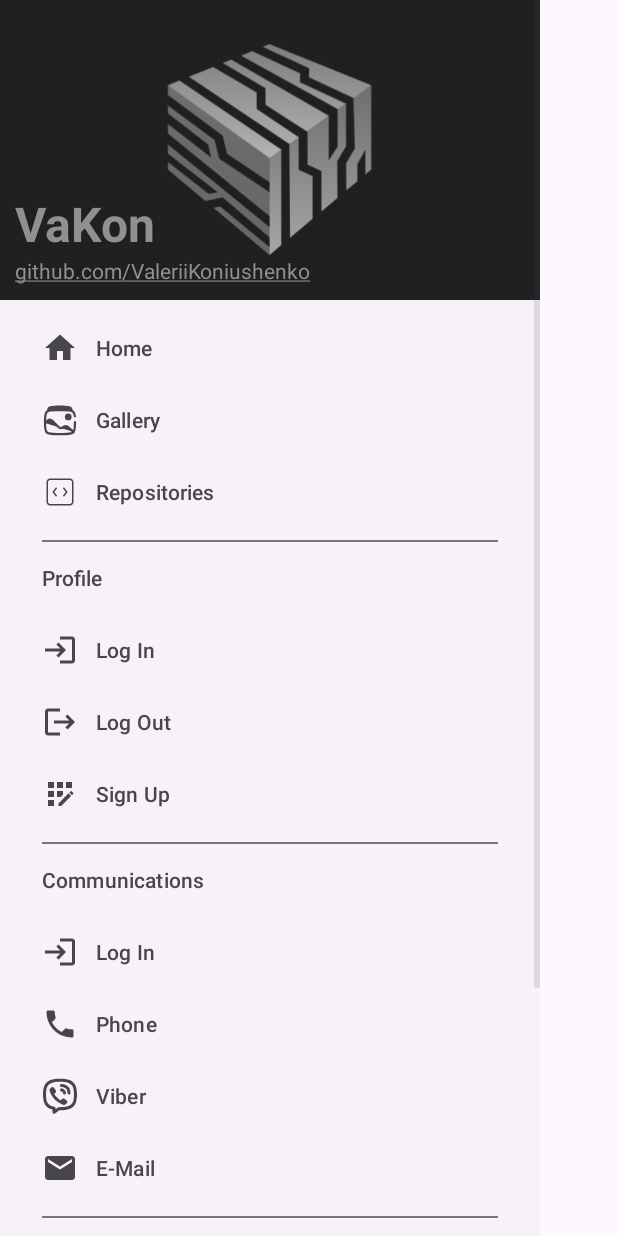
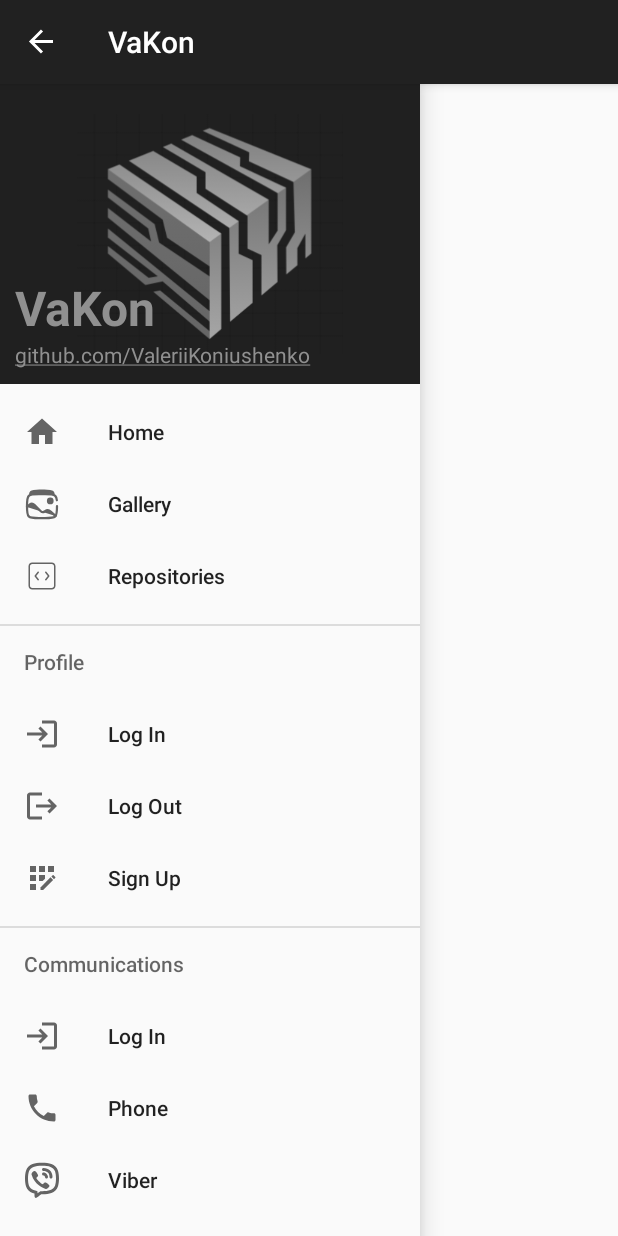
Before and after one commit to ValeriiKoniushenko/VaKon, an Android app: the screen it shows after launch (MainActivity), after a tap on "Home", on a phone screen of 412 x 824 dp. Run offline under Robolectric (Android 15) with nearby library versions, the phone set to English and light mode, and no system bars; 1 other tap on this screen came first.

Commit message:
Added menu

```diff
--- a/app/src/main/java/com/example/vakon/MainActivity.java
+++ b/app/src/main/java/com/example/vakon/MainActivity.java
@@ -1,18 +1,77 @@
 package com.example.vakon;
 
+import androidx.annotation.NonNull;
+import androidx.appcompat.app.ActionBar;
+import androidx.appcompat.app.ActionBarDrawerToggle;
 import androidx.appcompat.app.AppCompatActivity;
+import androidx.core.view.GravityCompat;
+import androidx.drawerlayout.widget.DrawerLayout;
 
 import android.os.Bundle;
+import android.view.MenuItem;
 import android.view.View;
-import android.widget.EditText;
-import android.widget.TextView;
+import android.widget.Toast;
+
+import com.google.android.material.navigation.NavigationView;
 
 public class MainActivity extends AppCompatActivity {
+    DrawerLayout drawerLayout;
+    NavigationView navigationView;
+    ActionBarDrawerToggle actionBarDrawerToggle;
+    ActionBar actionBar;
+    public static final String TAG = "MainActivity";
+
+    @Override
+    public boolean onOptionsItemSelected(@NonNull MenuItem item) {
+        if (actionBarDrawerToggle.onOptionsItemSelected(item))
+        {
+            return true;
+        }
+        return super.onOptionsItemSelected(item);
+    }
 
     @Override
     protected void onCreate(Bundle savedInstanceState)
     {
         super.onCreate(savedInstanceState);
         setContentView(R.layout.activity_main);
+
+        drawerLayout = findViewById(R.id.drawer_layout);
+        navigationView = findViewById(R.id.navigation_view);
+        navigationView.bringToFront();
+        navigationView.requestLayout();
+        actionBarDrawerToggle = new ActionBarDrawerToggle(this, drawerLayout, R.string.open_menu, R.string.close_menu);
+
+        if ((actionBar = getSupportActionBar()) != null)
+        {
+            actionBar.setDisplayHomeAsUpEnabled(true);
+        }
+
+        drawerLayout.addDrawerListener(actionBarDrawerToggle);
+        actionBarDrawerToggle.syncState();
+        navigationView.setNavigationItemSelectedListener(new NavigationView.OnNavigationItemSelectedListener() {
+            @Override
+            public boolean onNavigationItemSelected(@NonNull MenuItem item) {
+                int id = item.getItemId();
+                if (id == R.id.item_home)
+                {
+                    Toast.makeText(MainActivity.this, "Home", Toast.LENGTH_SHORT);
+                }
+
+                return false;
+            }
+        });
+    }
+
+    @Override
+    public void onBackPressed() {
+        if (drawerLayout.isDrawerOpen(GravityCompat.START))
+        {
+            drawerLayout.closeDrawer(GravityCompat.START);
+        }
+        else
+        {
+            super.onBackPressed();
+        }
     }
 }
--- a/app/src/main/res/layout/activity_main.xml
+++ b/app/src/main/res/layout/activity_main.xml
@@ -1,21 +1,24 @@
 <?xml version="1.0" encoding="utf-8"?>
-<androidx.constraintlayout.widget.ConstraintLayout xmlns:android="http://schemas.android.com/apk/res/android"
+<androidx.drawerlayout.widget.DrawerLayout xmlns:android="http://schemas.android.com/apk/res/android"
     xmlns:app="http://schemas.android.com/apk/res-auto"
     xmlns:tools="http://schemas.android.com/tools"
     android:layout_width="match_parent"
     android:layout_height="match_parent"
-    tools:context=".MainActivity">
+    tools:context=".MainActivity"
+    android:id="@+id/drawer_layout"
+    tools:openDrawer="start">
 
     <com.google.android.material.navigation.NavigationView
-        android:id="@+id/navigation_menu"
+        android:id="@+id/navigation_view"
         android:layout_width="wrap_content"
-        android:layout_height="0dp"
+        android:layout_height="wrap_content"
         app:headerLayout="@layout/header"
         app:layout_constraintBottom_toBottomOf="parent"
         app:layout_constraintStart_toStartOf="parent"
         app:layout_constraintTop_toTopOf="parent"
-        app:menu="@menu/main_menu">
+        app:menu="@menu/main_menu"
+        android:layout_gravity="start">
 
     </com.google.android.material.navigation.NavigationView>
 
-</androidx.constraintlayout.widget.ConstraintLayout>
+</androidx.drawerlayout.widget.DrawerLayout>
--- a/app/src/main/res/values/strings.xml
+++ b/app/src/main/res/values/strings.xml
@@ -1,6 +1,9 @@
 <resources>
     <string name="app_name">VaKon</string>
     <string name="va_kon_github_link">github.com/ValeriiKoniushenko</string>
+
+    <string name="open_menu">Open navigation menu</string>
+    <string name="close_menu">Close navigation menu</string>
 
     <string name="main_menu_item_home">Home</string>
     <string name="main_menu_item_gallery">Gallery</string>
--- a/app/src/main/res/values/themes.xml
+++ b/app/src/main/res/values/themes.xml
@@ -1,6 +1,6 @@
 <resources xmlns:tools="http://schemas.android.com/tools">
     <!-- Base application theme. -->
-    <style name="Base.Theme.VaKon" parent="Theme.Material3.DayNight.NoActionBar">
+    <style name="Base.Theme.VaKon" parent="Theme.AppCompat.Light.DarkActionBar">
         <!-- Customize your light theme here. -->
         <!-- <item name="colorPrimary">@color/my_light_primary</item> -->
     </style>
```
